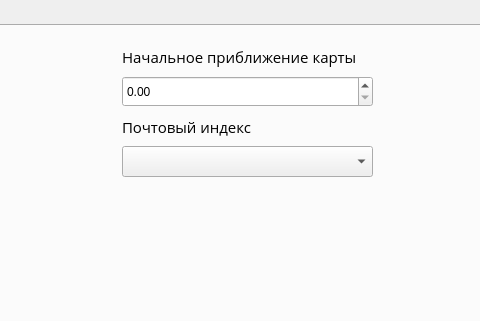
Before: the Qt Designer form ui_files/main_window.ui in ANDREYKAUS/maps_api, drawn with Qt 5; both pictures show x 320 to 800 and y 0 to 321 of the 800 by 600 pixel window.
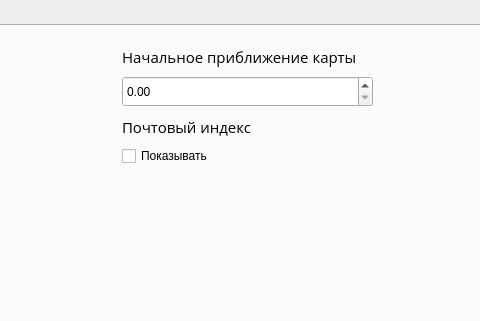
After: the same form once the commit is applied. The open tabs and pages were chosen to show the change.

Commit message: Последний хотфикс: 9 и 10 задачи, а также ограничение приближения

What changed in the file:
```diff
--- a/ui_files/main_window.ui
+++ b/ui_files/main_window.ui
@@ -261,15 +261,18 @@
        <string>Почтовый индекс</string>
       </property>
      </widget>
-     <widget class="QComboBox" name="index_combobox">
+     <widget class="QCheckBox" name="index_checkbox">
       <property name="geometry">
        <rect>
         <x>440</x>
         <y>120</y>
         <width>251</width>
-        <height>31</height>
+        <height>20</height>
        </rect>
       </property>
+      <property name="text">
+       <string>Показывать</string>
+      </property>
      </widget>
     </widget>
    </widget>
```
The commit also changes 1 other file.
